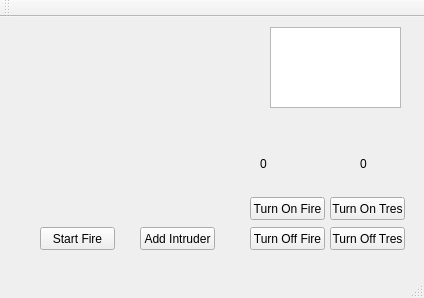
First picture: the form in mainwindow.ui, repository dive155/FireStarter, before the edit.
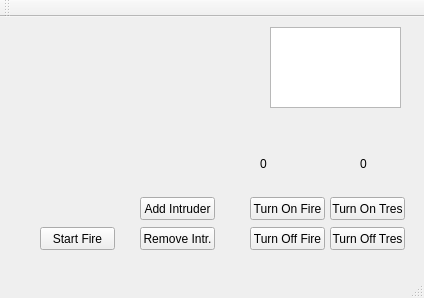
Second picture: the form after the edit. Icons and pictures are not drawn.

Commit message: forgot a couple of things

```diff
--- a/mainwindow.ui
+++ b/mainwindow.ui
@@ -148,7 +148,7 @@
     <property name="geometry">
      <rect>
       <x>150</x>
-      <y>160</y>
+      <y>140</y>
       <width>47</width>
       <height>13</height>
      </rect>
@@ -161,7 +161,7 @@
     <property name="geometry">
      <rect>
       <x>140</x>
-      <y>210</y>
+      <y>180</y>
       <width>75</width>
       <height>23</height>
      </rect>
@@ -170,6 +170,35 @@
      <string>Add Intruder</string>
     </property>
    </widget>
+   <widget class="QPushButton" name="removeIntruderButton">
+    <property name="geometry">
+     <rect>
+      <x>140</x>
+      <y>210</y>
+      <width>75</width>
+      <height>23</height>
+     </rect>
+    </property>
+    <property name="text">
+     <string>Remove Intr.</string>
+    </property>
+   </widget>
+   <widget class="QLabel" name="label">
+    <property name="geometry">
+     <rect>
+      <x>70</x>
+      <y>30</y>
+      <width>71</width>
+      <height>81</height>
+     </rect>
+    </property>
+    <property name="text">
+     <string/>
+    </property>
+    <property name="pixmap">
+     <pixmap>sprink1.png</pixmap>
+    </property>
+   </widget>
   </widget>
   <widget class="QMenuBar" name="menuBar">
    <property name="geometry">
```
The commit also changes 1 other file.
